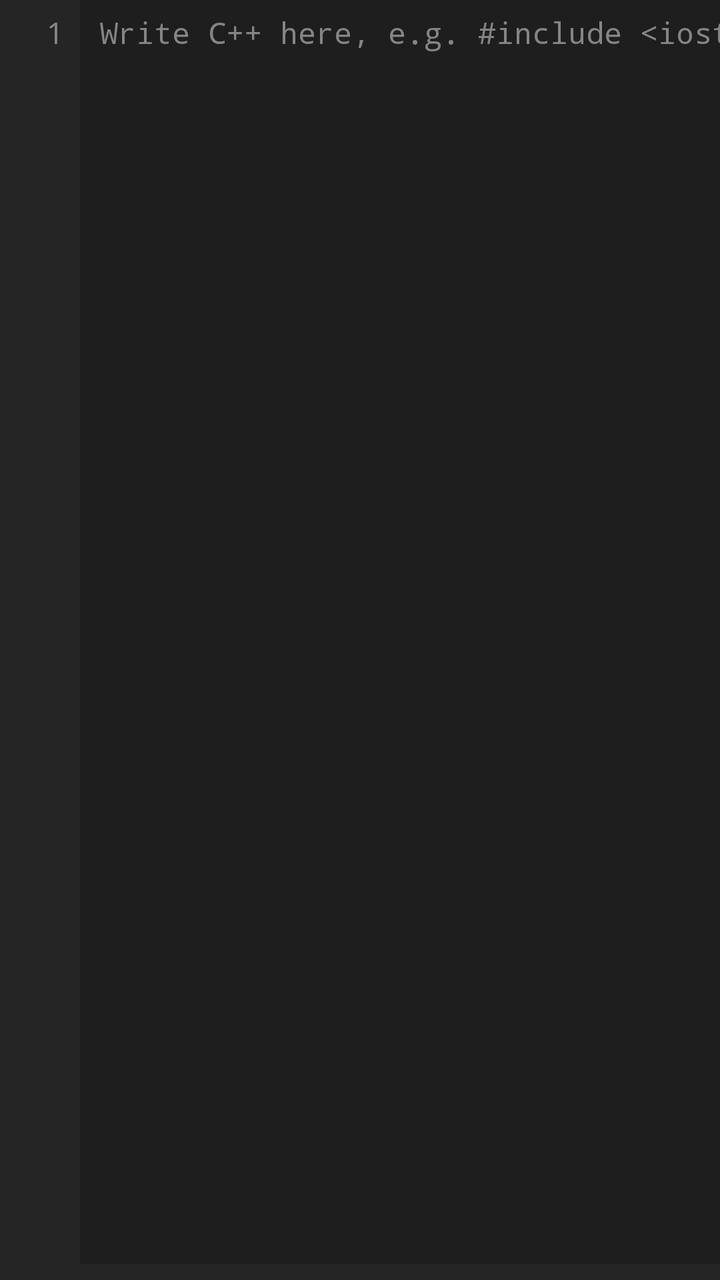
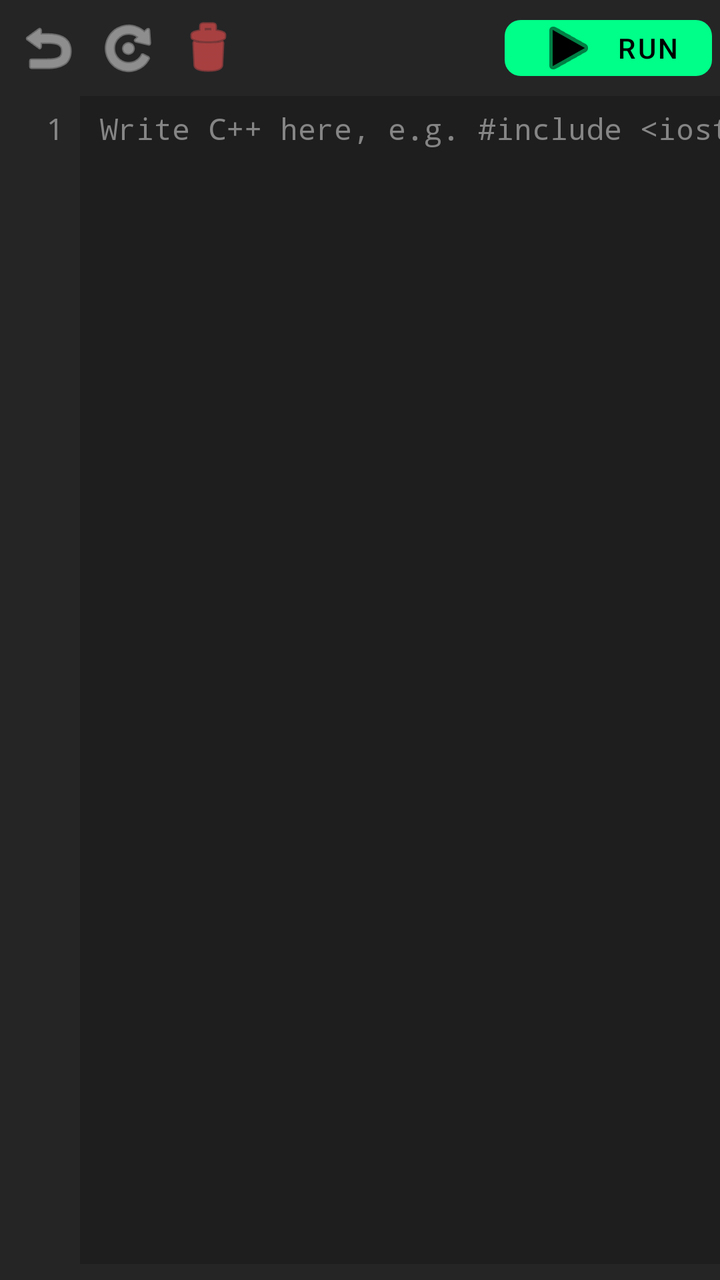

Compare the two renders of this Android layout. The source of the first and the diff that turns it into the second are given below.
<!-- AndroidManifest.xml: application theme Theme.CppIdePro -->
<!-- res/layout/fragment_code.xml -->
<?xml version="1.0" encoding="utf-8"?>
<LinearLayout xmlns:android="http://schemas.android.com/apk/res/android"
    android:layout_width="match_parent" android:layout_height="match_parent"
    android:background="@color/editor_bg" android:orientation="vertical">
    <ScrollView
        android:id="@+id/codeScroll" android:layout_width="match_parent"
        android:layout_height="0dp" android:layout_weight="1"
        android:fillViewport="true" android:overScrollMode="never" android:scrollbars="vertical">
        <LinearLayout
            android:layout_width="match_parent" android:layout_height="wrap_content"
            android:orientation="horizontal">
            <TextView
                android:id="@+id/tvLineNumbers" android:layout_width="wrap_content"
                android:layout_height="match_parent" android:background="@color/panel_bg"
                android:fontFamily="monospace" android:gravity="top|end"
                android:includeFontPadding="false" android:minWidth="40dp"
                android:paddingStart="8dp" android:paddingTop="8dp"
                android:paddingEnd="8dp" android:paddingBottom="8dp"
                android:text="1" android:textColor="@color/gutter_text" android:textSize="15sp" />
            <HorizontalScrollView
                android:layout_width="0dp" android:layout_height="match_parent"
                android:layout_weight="1" android:fillViewport="true"
                android:overScrollMode="never" android:scrollbars="none">
                <EditText
                    android:id="@+id/etCode" android:layout_width="wrap_content"
                    android:layout_height="match_parent" android:background="@null"
                    android:fontFamily="monospace" android:gravity="top|start"
                    android:hint="@string/code_hint" android:importantForAutofill="no"
                    android:includeFontPadding="false"
                    android:inputType="textMultiLine|textNoSuggestions|textVisiblePassword"
                    android:paddingStart="10dp" android:paddingTop="8dp"
                    android:paddingEnd="24dp" android:paddingBottom="8dp"
                    android:scrollHorizontally="true" android:textColor="@color/editor_text"
                    android:textColorHint="@color/gutter_text" android:textSize="15sp" />
            </HorizontalScrollView>
        </LinearLayout>
    </ScrollView>
    <HorizontalScrollView
        android:layout_width="match_parent" android:layout_height="wrap_content"
        android:background="@color/panel_bg" android:overScrollMode="never" android:scrollbars="none">
        <LinearLayout
            android:id="@+id/symbolBar" android:layout_width="wrap_content"
            android:layout_height="wrap_content" android:orientation="horizontal" android:padding="4dp" />
    </HorizontalScrollView>
</LinearLayout>
<!-- resources referenced by this layout -->
<resources>
  <color name="editor_bg">#1E1E1E</color>
  <color name="editor_text">#D4D4D4</color>
  <color name="gutter_text">#858585</color>
  <color name="panel_bg">#252526</color>
  <string name="code_hint">Write C++ here, e.g. #include &lt;iostream&gt;</string>
  <style name="Theme.CppIdePro" parent="Theme.MaterialComponents.DayNight.NoActionBar">
          <item name="colorPrimary">@color/accent</item>
          <item name="colorOnPrimary">@color/black</item>
          <item name="colorPrimaryVariant">@color/accent</item>
          <item name="colorSecondary">@color/accent</item>
          <item name="colorOnSecondary">@color/black</item>
          <item name="android:windowBackground">@color/editor_bg</item>
          <item name="android:statusBarColor">@color/editor_bg</item>
          <item name="android:navigationBarColor">@color/editor_bg</item>
          <item name="android:windowLightStatusBar">false</item>
      </style>
  <color name="accent">#00FF88</color>
  <color name="black">#000000</color>
</resources>

<!-- the commit's change to res/layout/fragment_code.xml (unified diff, before → after) -->
@@ -1,14 +1,50 @@
 <?xml version="1.0" encoding="utf-8"?>
 <LinearLayout xmlns:android="http://schemas.android.com/apk/res/android"
+    xmlns:app="http://schemas.android.com/apk/res-auto"
     android:layout_width="match_parent" android:layout_height="match_parent"
     android:background="@color/editor_bg" android:orientation="vertical">
+
+    
+    <LinearLayout
+        android:layout_width="match_parent" android:layout_height="wrap_content"
+        android:background="@color/panel_bg" android:orientation="horizontal"
+        android:padding="4dp" android:gravity="center_vertical">
+
+        <ImageButton
+            android:id="@+id/btnUndo" android:layout_width="40dp" android:layout_height="40dp"
+            android:background="?attr/selectableItemBackgroundBorderless" android:src="@android:drawable/ic_menu_revert"
+            android:scaleType="centerInside" app:tint="@color/editor_text" />
+
+        <ImageButton
+            android:id="@+id/btnRedo" android:layout_width="40dp" android:layout_height="40dp"
+            android:background="?attr/selectableItemBackgroundBorderless" android:src="@android:drawable/ic_menu_rotate"
+            android:scaleType="centerInside" app:tint="@color/editor_text" />
+
+        <ImageButton
+            android:id="@+id/btnDeleteAll" android:layout_width="40dp" android:layout_height="40dp"
+            android:background="?attr/selectableItemBackgroundBorderless" android:src="@android:drawable/ic_menu_delete"
+            android:scaleType="centerInside" app:tint="#FF5252" />
+
+        <View android:layout_width="0dp" android:layout_height="0dp" android:layout_weight="1" />
+
+        <com.google.android.material.button.MaterialButton
+            android:id="@+id/btnRun"
+            android:layout_width="wrap_content" android:layout_height="40dp"
+            android:text="Run" android:textColor="@color/black" app:backgroundTint="@color/accent"
+            app:cornerRadius="8dp" app:icon="@android:drawable/ic_media_play"
+            app:iconTint="@color/black" style="@style/Widget.MaterialComponents.Button.UnelevatedButton"/>
+    </LinearLayout>
+
+    
     <ScrollView
         android:id="@+id/codeScroll" android:layout_width="match_parent"
         android:layout_height="0dp" android:layout_weight="1"
         android:fillViewport="true" android:overScrollMode="never" android:scrollbars="vertical">
+
         <LinearLayout
             android:layout_width="match_parent" android:layout_height="wrap_content"
             android:orientation="horizontal">
+
             <TextView
                 android:id="@+id/tvLineNumbers" android:layout_width="wrap_content"
                 android:layout_height="match_parent" android:background="@color/panel_bg"
@@ -17,10 +53,12 @@
                 android:paddingStart="8dp" android:paddingTop="8dp"
                 android:paddingEnd="8dp" android:paddingBottom="8dp"
                 android:text="1" android:textColor="@color/gutter_text" android:textSize="15sp" />
+
             <HorizontalScrollView
                 android:layout_width="0dp" android:layout_height="match_parent"
                 android:layout_weight="1" android:fillViewport="true"
                 android:overScrollMode="never" android:scrollbars="none">
+
                 <EditText
                     android:id="@+id/etCode" android:layout_width="wrap_content"
                     android:layout_height="match_parent" android:background="@null"
@@ -35,6 +73,8 @@
             </HorizontalScrollView>
         </LinearLayout>
     </ScrollView>
+
+    
     <HorizontalScrollView
         android:layout_width="match_parent" android:layout_height="wrap_content"
         android:background="@color/panel_bg" android:overScrollMode="never" android:scrollbars="none">
